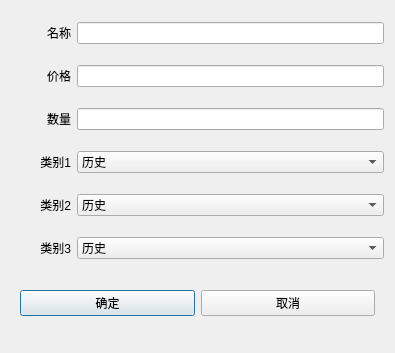
First picture: the form in qt-library/Library-manager/cell/dlg_bookaddorupdate.ui, repository SilentThink/qt-Library, before the edit.
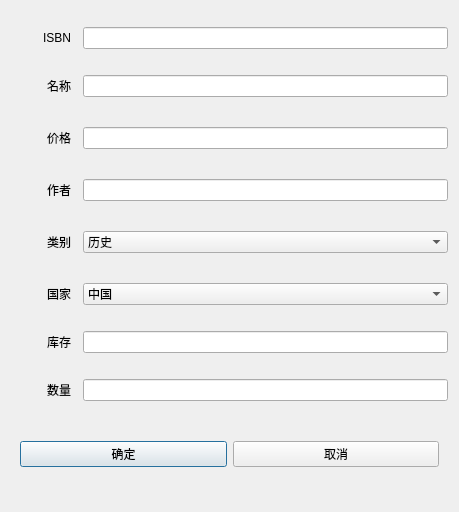
Second picture: the form after the edit.

Diff of the .ui file:
```diff
--- a/qt-library/Library-manager/cell/dlg_bookaddorupdate.ui
+++ b/qt-library/Library-manager/cell/dlg_bookaddorupdate.ui
@@ -6,118 +6,16 @@
    <rect>
     <x>0</x>
     <y>0</y>
-    <width>395</width>
-    <height>353</height>
+    <width>459</width>
+    <height>512</height>
    </rect>
   </property>
   <property name="windowTitle">
    <string>Dialog</string>
   </property>
   <layout class="QGridLayout" name="gridLayout_2">
-   <item row="0" column="0">
-    <widget class="QLabel" name="label">
-     <property name="minimumSize">
-      <size>
-       <width>60</width>
-       <height>30</height>
-      </size>
-     </property>
-     <property name="text">
-      <string>名称</string>
-     </property>
-     <property name="alignment">
-      <set>Qt::AlignRight|Qt::AlignTrailing|Qt::AlignVCenter</set>
-     </property>
-    </widget>
-   </item>
-   <item row="0" column="1">
-    <widget class="QLineEdit" name="le_name"/>
-   </item>
-   <item row="1" column="0">
-    <widget class="QLabel" name="label_2">
-     <property name="minimumSize">
-      <size>
-       <width>60</width>
-       <height>30</height>
-      </size>
-     </property>
-     <property name="text">
-      <string>价格</string>
-     </property>
-     <property name="alignment">
-      <set>Qt::AlignRight|Qt::AlignTrailing|Qt::AlignVCenter</set>
-     </property>
-    </widget>
-   </item>
-   <item row="1" column="1">
-    <widget class="QLineEdit" name="le_price"/>
-   </item>
-   <item row="2" column="0">
-    <widget class="QLabel" name="label_6">
-     <property name="minimumSize">
-      <size>
-       <width>60</width>
-       <height>30</height>
-      </size>
-     </property>
-     <property name="text">
-      <string>数量</string>
-     </property>
-     <property name="alignment">
-      <set>Qt::AlignRight|Qt::AlignTrailing|Qt::AlignVCenter</set>
-     </property>
-    </widget>
-   </item>
-   <item row="2" column="1">
-    <widget class="QLineEdit" name="le_cnt"/>
-   </item>
-   <item row="3" column="0">
-    <widget class="QLabel" name="label_3">
-     <property name="minimumSize">
-      <size>
-       <width>60</width>
-       <height>30</height>
-      </size>
-     </property>
-     <property name="text">
-      <string>类别1</string>
-     </property>
-     <property name="alignment">
-      <set>Qt::AlignRight|Qt::AlignTrailing|Qt::AlignVCenter</set>
-     </property>
-    </widget>
-   </item>
-   <item row="3" column="1">
-    <widget class="QComboBox" name="cb_type1">
-     <item>
-      <property name="text">
-       <string>历史</string>
-      </property>
-     </item>
-     <item>
-      <property name="text">
-       <string>人文</string>
-      </property>
-     </item>
-     <item>
-      <property name="text">
-       <string>爱情</string>
-      </property>
-     </item>
-     <item>
-      <property name="text">
-       <string>悬疑</string>
-      </property>
-     </item>
-     <item>
-      <property name="text">
-       <string>诗歌</string>
-      </property>
-     </item>
-    </widget>
-   </item>
    <item row="4" column="0">
-    <widget class="QLabel" name="label_4">
+    <widget class="QLabel" name="label_3">
      <property name="minimumSize">
       <size>
        <width>60</width>
@@ -125,44 +23,15 @@
       </size>
      </property>
      <property name="text">
-      <string>类别2</string>
+      <string>作者</string>
      </property>
      <property name="alignment">
       <set>Qt::AlignRight|Qt::AlignTrailing|Qt::AlignVCenter</set>
      </property>
     </widget>
    </item>
-   <item row="4" column="1">
-    <widget class="QComboBox" name="cb_type2">
-     <item>
-      <property name="text">
-       <string>历史</string>
-      </property>
-     </item>
-     <item>
-      <property name="text">
-       <string>人文</string>
-      </property>
-     </item>
-     <item>
-      <property name="text">
-       <string>爱情</string>
-      </property>
-     </item>
-     <item>
-      <property name="text">
-       <string>悬疑</string>
-      </property>
-     </item>
-     <item>
-      <property name="text">
-       <string>诗歌</string>
-      </property>
-     </item>
-    </widget>
-   </item>
    <item row="5" column="0">
-    <widget class="QLabel" name="label_5">
+    <widget class="QLabel" name="label_4">
      <property name="minimumSize">
       <size>
        <width>60</width>
@@ -170,43 +39,30 @@
       </size>
      </property>
      <property name="text">
-      <string>类别3</string>
+      <string>类别</string>
      </property>
      <property name="alignment">
       <set>Qt::AlignRight|Qt::AlignTrailing|Qt::AlignVCenter</set>
      </property>
     </widget>
    </item>
-   <item row="5" column="1">
-    <widget class="QComboBox" name="cb_type3">
-     <item>
-      <property name="text">
-       <string>历史</string>
-      </property>
-     </item>
-     <item>
-      <property name="text">
-       <string>人文</string>
-      </property>
-     </item>
-     <item>
-      <property name="text">
-       <string>爱情</string>
-      </property>
-     </item>
-     <item>
-      <property name="text">
-       <string>悬疑</string>
-      </property>
-     </item>
-     <item>
-      <property name="text">
-       <string>诗歌</string>
-      </property>
-     </item>
+   <item row="2" column="0">
+    <widget class="QLabel" name="label_2">
+     <property name="minimumSize">
+      <size>
+       <width>60</width>
+       <height>30</height>
+      </size>
+     </property>
+     <property name="text">
+      <string>价格</string>
+     </property>
+     <property name="alignment">
+      <set>Qt::AlignRight|Qt::AlignTrailing|Qt::AlignVCenter</set>
+     </property>
     </widget>
    </item>
-   <item row="6" column="0" colspan="2">
+   <item row="9" column="0" colspan="3">
     <widget class="QWidget" name="widget" native="true">
      <property name="minimumSize">
       <size>
@@ -238,6 +94,170 @@
      </layout>
     </widget>
    </item>
+   <item row="0" column="2">
+    <widget class="QLineEdit" name="le_ISBN"/>
+   </item>
+   <item row="6" column="2">
+    <widget class="QComboBox" name="cb_nation">
+     <item>
+      <property name="text">
+       <string>中国</string>
+      </property>
+     </item>
+     <item>
+      <property name="text">
+       <string>美国</string>
+      </property>
+     </item>
+     <item>
+      <property name="text">
+       <string>日本</string>
+      </property>
+     </item>
+     <item>
+      <property name="text">
+       <string>哥伦比亚</string>
+      </property>
+     </item>
+     <item>
+      <property name="text">
+       <string>法国</string>
+      </property>
+     </item>
+     <item>
+      <property name="text">
+       <string>俄国</string>
+      </property>
+     </item>
+     <item>
+      <property name="text">
+       <string>英国</string>
+      </property>
+     </item>
+     <item>
+      <property name="text">
+       <string>捷克</string>
+      </property>
+     </item>
+    </widget>
+   </item>
+   <item row="0" column="0">
+    <widget class="QLabel" name="label_7">
+     <property name="text">
+      <string>ISBN</string>
+     </property>
+     <property name="alignment">
+      <set>Qt::AlignRight|Qt::AlignTrailing|Qt::AlignVCenter</set>
+     </property>
+    </widget>
+   </item>
+   <item row="7" column="2">
+    <widget class="QLineEdit" name="le_inventory"/>
+   </item>
+   <item row="1" column="2">
+    <widget class="QLineEdit" name="le_name"/>
+   </item>
+   <item row="1" column="0">
+    <widget class="QLabel" name="label">
+     <property name="minimumSize">
+      <size>
+       <width>60</width>
+       <height>30</height>
+      </size>
+     </property>
+     <property name="text">
+      <string>名称</string>
+     </property>
+     <property name="alignment">
+      <set>Qt::AlignRight|Qt::AlignTrailing|Qt::AlignVCenter</set>
+     </property>
+    </widget>
+   </item>
+   <item row="5" column="2">
+    <widget class="QComboBox" name="cb_type">
+     <item>
+      <property name="text">
+       <string>历史</string>
+      </property>
+     </item>
+     <item>
+      <property name="text">
+       <string>励志</string>
+      </property>
+     </item>
+     <item>
+      <property name="text">
+       <string>人文</string>
+      </property>
+     </item>
+     <item>
+      <property name="text">
+       <string>爱情</string>
+      </property>
+     </item>
+     <item>
+      <property name="text">
+       <string>悬疑</string>
+      </property>
+     </item>
+     <item>
+      <property name="text">
+       <string>诗歌</string>
+      </property>
+     </item>
+    </widget>
+   </item>
+   <item row="2" column="2">
+    <widget class="QLineEdit" name="le_price"/>
+   </item>
+   <item row="6" column="0">
+    <widget class="QLabel" name="label_5">
+     <property name="minimumSize">
+      <size>
+       <width>60</width>
+       <height>30</height>
+      </size>
+     </property>
+     <property name="text">
+      <string>国家</string>
+     </property>
+     <property name="alignment">
+      <set>Qt::AlignRight|Qt::AlignTrailing|Qt::AlignVCenter</set>
+     </property>
+    </widget>
+   </item>
+   <item row="4" column="2">
+    <widget class="QLineEdit" name="le_writer"/>
+   </item>
+   <item row="7" column="0">
+    <widget class="QLabel" name="label_8">
+     <property name="text">
+      <string>库存</string>
+     </property>
+     <property name="alignment">
+      <set>Qt::AlignRight|Qt::AlignTrailing|Qt::AlignVCenter</set>
+     </property>
+    </widget>
+   </item>
+   <item row="8" column="0">
+    <widget class="QLabel" name="label_6">
+     <property name="minimumSize">
+      <size>
+       <width>60</width>
+       <height>30</height>
+      </size>
+     </property>
+     <property name="text">
+      <string>数量</string>
+     </property>
+     <property name="alignment">
+      <set>Qt::AlignRight|Qt::AlignTrailing|Qt::AlignVCenter</set>
+     </property>
+    </widget>
+   </item>
+   <item row="8" column="2">
+    <widget class="QLineEdit" name="le_cnt"/>
+   </item>
   </layout>
  </widget>
  <resources/>
```
